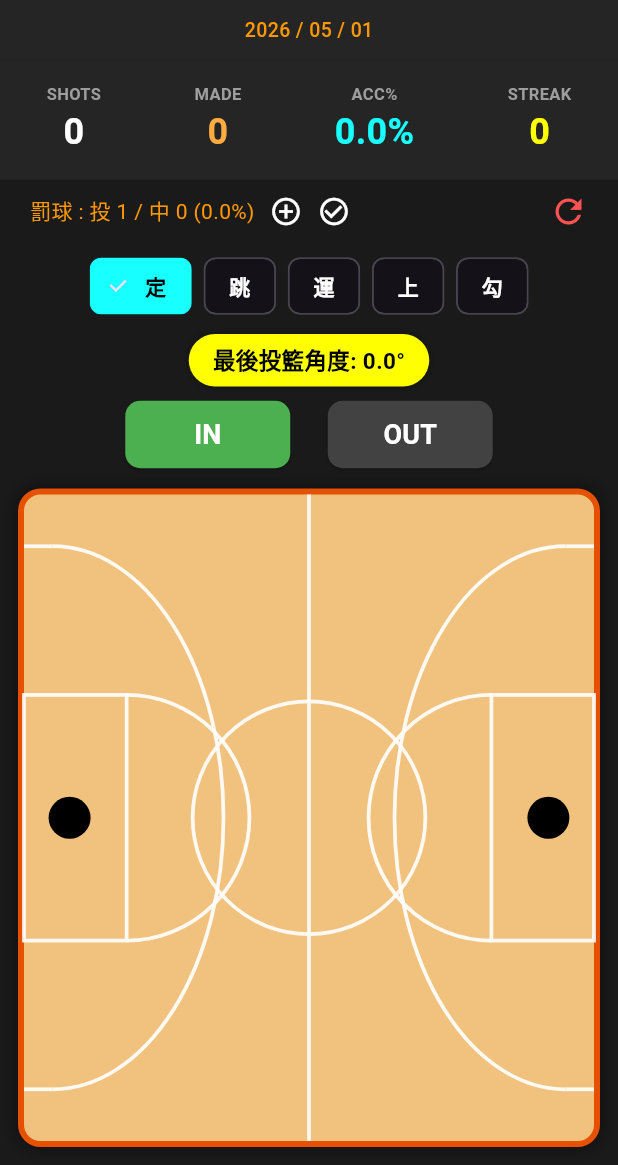
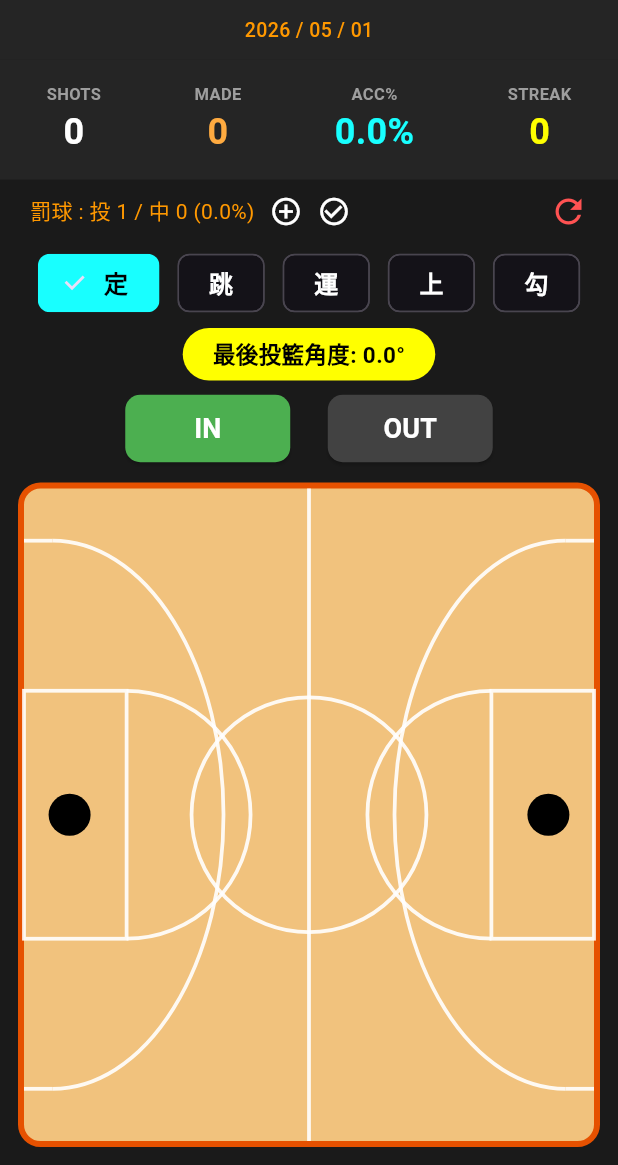
Before and after one commit to qp2ldilrul/basketball_trainer, a Flutter app: the screen it shows after launch, after a tap on the "add circle outline" icon, on a phone screen of 412 x 824 dp, the part 71-1236 px from its top. Run offline on Flutter 3.47's test engine with Material 3 defaults, Android fonts, the phone set to English and light mode, and no system bars.

Commit message:
force update basketball pro version

```diff
--- a/lib/main.dart
+++ b/lib/main.dart
@@ -81,6 +81,7 @@ class _ShotTrackerBodyState extends State<ShotTrackerBody> {
   };
 
   void _handleTap(Offset pos, Size size) {
+    // 根據點擊位置決定目標籃框（左或右）
     double targetX = pos.dx > size.width / 2 ? size.width * 0.92 : size.width * 0.08;
     double targetY = size.height / 2;
     double dx = pos.dx - targetX;
@@ -128,7 +129,7 @@ class _ShotTrackerBodyState extends State<ShotTrackerBody> {
 
     return Column(
       children: [
-        // 頂部導覽列：Undo 按鈕、標題、日期
+        // 頂部導覽
         Container(
           width: double.infinity,
           padding: const EdgeInsets.only(top: 10),
@@ -140,7 +141,7 @@ class _ShotTrackerBodyState extends State<ShotTrackerBody> {
                 children: [
                   IconButton(icon: const Icon(Icons.undo, color: Colors.white), onPressed: _undo),
                   const Text('BASKETBALL TRAINER PRO', style: TextStyle(fontWeight: FontWeight.bold, fontSize: 18)),
-                  const SizedBox(width: 48), // 保持標題置中
+                  const SizedBox(width: 48),
                 ],
               ),
               Text(today, style: const TextStyle(color: Colors.orange, fontSize: 13, fontWeight: FontWeight.w500)),
@@ -148,7 +149,7 @@ class _ShotTrackerBodyState extends State<ShotTrackerBody> {
             ],
           ),
         ),
-        // 數據統計區塊
+        // 統計數據
         Container(
           padding: const EdgeInsets.symmetric(vertical: 15),
           color: const Color(0xFF252525),
@@ -162,7 +163,7 @@ class _ShotTrackerBodyState extends State<ShotTrackerBody> {
             ],
           ),
         ),
-        // 罰球與重設按鈕
+        // 罰球與重置按鈕
         Padding(
           padding: const EdgeInsets.symmetric(vertical: 8, horizontal: 20),
           child: Row(
@@ -180,30 +181,37 @@ class _ShotTrackerBodyState extends State<ShotTrackerBody> {
             ],
           ),
         ),
-        // 投籃類型選擇 (ChoiceChips)
+        // 投籃類型選擇：修正擠在一起的問題
         const SizedBox(height: 5),
-        Row(
+        SingleChildScrollView(
+          scrollDirection: Axis.horizontal,
+          child: Row(
             mainAxisAlignment: MainAxisAlignment.center,
             children: _typeColors.keys.map((type) => Padding(
-            padding: const EdgeInsets.symmetric(horizontal: 4),
+              padding: const EdgeInsets.symmetric(horizontal: 6),
               child: ChoiceChip(
-              label: Text(type),
+                visualDensity: const VisualDensity(horizontal: 2, vertical: -1), // 增加內部水平空間
+                padding: const EdgeInsets.symmetric(horizontal: 12, vertical: 8), // 增加外距
+                label: Text(type, style: const TextStyle(fontSize: 16)),
                 selected: _currentType == type,
                 selectedColor: _typeColors[type],
-              labelStyle: TextStyle(color: _currentType == type ? Colors.black : Colors.white, fontWeight: FontWeight.bold),
+                labelStyle: TextStyle(
+                  color: _currentType == type ? Colors.black : Colors.white,
+                  fontWeight: FontWeight.bold,
+                ),
                 onSelected: (val) => setState(() => _currentType = type),
               ),
             )).toList(),
           ),
-        // 鮮黃色提示區塊：顯示最後一次角度
+        ),
+        // 最後角度黃色提示
         Padding(
           padding: const EdgeInsets.symmetric(vertical: 8),
           child: Container(
-            padding: const EdgeInsets.symmetric(horizontal: 16, vertical: 6),
+            padding: const EdgeInsets.symmetric(horizontal: 20, vertical: 6),
             decoration: BoxDecoration(
               color: Colors.yellowAccent,
               borderRadius: BorderRadius.circular(20),
-              boxShadow: [BoxShadow(color: Colors.black.withOpacity(0.3), blurRadius: 4)],
             ),
             child: Text(
               '最後投籃角度: ${_lastAngle.toStringAsFixed(1)}°',
@@ -211,7 +219,7 @@ class _ShotTrackerBodyState extends State<ShotTrackerBody> {
             ),
           ),
         ),
-        // IN / OUT 切換按鈕
+        // IN / OUT 按鈕
         Row(
           mainAxisAlignment: MainAxisAlignment.center,
           children: [
@@ -220,7 +228,7 @@ class _ShotTrackerBodyState extends State<ShotTrackerBody> {
             _goalBtn(false, 'OUT', Colors.grey.shade700),
           ],
         ),
-        // 籃球場繪圖區域 (包含每個點的角度)
+        // 球場繪圖：包含點點旁的角度
         Expanded(
           child: Padding(
             padding: const EdgeInsets.all(12),
@@ -231,7 +239,6 @@ class _ShotTrackerBodyState extends State<ShotTrackerBody> {
                   color: const Color(0xFFF1C27D),
                   borderRadius: BorderRadius.circular(15),
                   border: Border.all(color: Colors.orange.shade900, width: 4),
-                  boxShadow: [BoxShadow(color: Colors.black.withOpacity(0.5), blurRadius: 10)],
                 ),
                 child: LayoutBuilder(
                   builder: (context, constraints) {
@@ -291,21 +298,17 @@ class FullCourtPainter extends CustomPainter {
     double midX = w / 2;
     double midY = h / 2;
 
-    // --- 球場線條繪製 ---
+    // 球場線條
     canvas.drawLine(Offset(midX, 0), Offset(midX, h), linePaint);
     canvas.drawCircle(Offset(midX, midY), h * 0.18, linePaint);
 
     for (bool isLeft in [true, false]) {
       double sideMul = isLeft ? 1 : -1;
       double startX = isLeft ? 0 : w;
-
-      // 禁區
       double keyW = w * 0.18;
       double keyH = h * 0.38;
       canvas.drawRect(Rect.fromCenter(center: Offset(startX + (sideMul * keyW / 2), midY), width: keyW, height: keyH), linePaint);
       canvas.drawArc(Rect.fromCenter(center: Offset(startX + (sideMul * keyW), midY), width: keyH, height: keyH), isLeft ? -math.pi / 2 : math.pi / 2, math.pi, false, linePaint);
-
-      // 三分線
       double threeR = h * 0.42;
       double straightW = w * 0.05;
       canvas.drawLine(Offset(startX, midY - threeR), Offset(startX + (sideMul * straightW), midY - threeR), linePaint);
@@ -313,17 +316,14 @@ class FullCourtPainter extends CustomPainter {
       canvas.drawArc(Rect.fromCenter(center: Offset(startX + (sideMul * straightW), midY), width: (w * 0.3) * 2, height: threeR * 2), isLeft ? -math.pi / 2 : math.pi / 2, math.pi, false, linePaint);
     }
 
-    // 左右兩側中線位置的實心大黑點
     canvas.drawCircle(Offset(w * 0.08, midY), 14, dotPaint);
     canvas.drawCircle(Offset(w * 0.92, midY), 14, dotPaint);
 
-    // --- 繪製投籃位置與角度標記 ---
-    final textPainter = TextPainter(textDirection: TextDirection.ltr);
-
+    // 繪製每個點位與對應的角度文字
     for (var r in records) {
       final pPaint = Paint()..color = r.color..strokeCap = StrokeCap.round;
 
-      // 繪製點 (命中為實心，沒進為空心 X)
+      // 1. 畫投籃點
       if (r.isMade) {
         canvas.drawCircle(r.position, 9, pPaint);
       } else {
@@ -332,17 +332,21 @@ class FullCourtPainter extends CustomPainter {
         canvas.drawLine(Offset(r.position.dx+6, r.position.dy-6), Offset(r.position.dx-6, r.position.dy+6), pPaint);
       }
 
-      // 繪製點位旁的角度文字
-      textPainter.text = TextSpan(
+      // 2. 畫角度文字標籤 (確保在點的旁邊)
+      final textPainter = TextPainter(
+        text: TextSpan(
           text: '${r.angle.toStringAsFixed(1)}°',
           style: TextStyle(
             color: Colors.black,
             fontSize: 11,
             fontWeight: FontWeight.bold,
-          backgroundColor: Colors.white.withOpacity(0.7),
+            backgroundColor: Colors.white.withOpacity(0.8),
           ),
+        ),
+        textDirection: TextDirection.ltr,
       );
       textPainter.layout();
+      // 將文字偏移，避免蓋住點點
       textPainter.paint(canvas, Offset(r.position.dx - (textPainter.width / 2), r.position.dy - 22));
     }
   }
```
Lines whose indentation alone changed are shown as unchanged.
